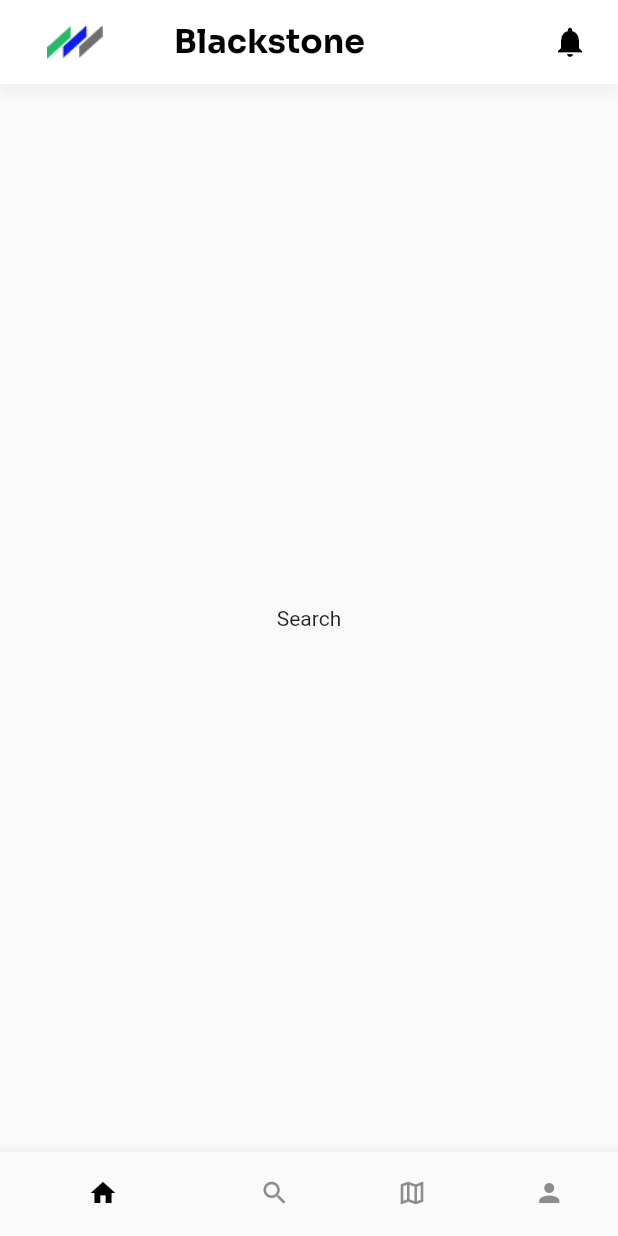
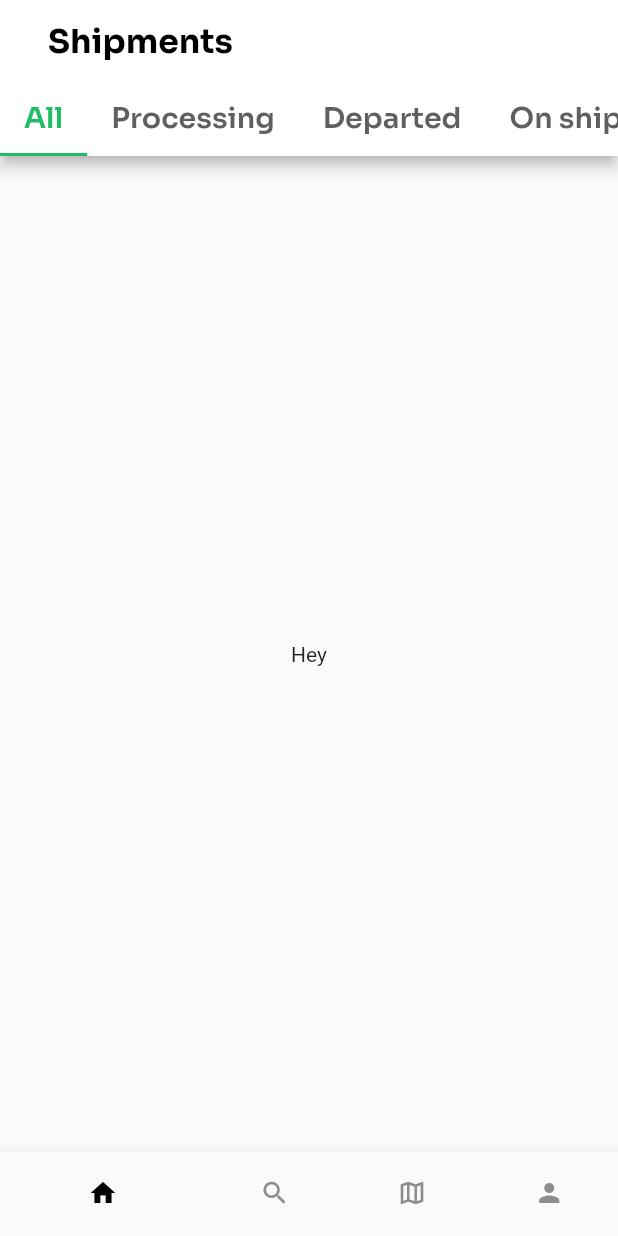
Before and after one commit to Deepu2614/BlackStone, a Flutter app: the screen it shows after launch, swiped to page 2, on a phone screen of 412 x 824 dp. Run offline on Flutter 3.47's test engine with Material 2 defaults, Android fonts, the light colour scheme and no system bars; our stand-ins replace google_fonts, hexcolor, stylish_bottom_bar; missing offline and left inert: flutter_charts.

Commit message:
feat: search page outline added , fix: bottom nav bar fixed

```diff
--- a/lib/Pages/Home.dart
+++ b/lib/Pages/Home.dart
@@ -2,6 +2,7 @@
 import 'package:blackstone/elements/variables.dart';
 import 'package:blackstone/elements/Chart.dart';
 import 'package:flutter/material.dart';
+import 'package:flutter/services.dart';
 import 'package:hexcolor/hexcolor.dart';
 import 'package:google_fonts/google_fonts.dart';
 import 'package:flutter_charts/flutter_charts.dart';
@@ -39,7 +40,46 @@
 
   @override
   Widget build(BuildContext context) {
-    return GestureDetector(
+    return Scaffold(appBar: AppBar(
+      systemOverlayStyle: SystemUiOverlayStyle(
+        statusBarColor: HexColor('#ffffff'),
+        statusBarIconBrightness: Brightness.dark,
+        statusBarBrightness: Brightness.light,
+      ),
+      backgroundColor: HexColor('#ffffff'),
+      elevation: 4,
+      shadowColor: HexColor('#000000').withOpacity(0.18),
+
+      leading: Center(
+        child: Padding(
+          padding: const EdgeInsets.all(17.0),
+          child: Image.asset('assets/logo.png'),
+        ),
+
+      ),
+      leadingWidth: 100,
+      title: Text(
+        'Blackstone',
+        style: GoogleFonts.sora(
+            color: HexColor('000000'),
+            fontWeight: FontWeight.bold,
+            fontSize: 22
+        ),
+      ),
+      actions: [
+        InkWell(
+          child: Padding(
+            padding: const EdgeInsets.symmetric(horizontal: 20),
+            child: Center(child: Icon(Icons.notifications,color: black,)),
+          ),
+          onTap: (){
+            print("Notification tapped");
+          },
+        ),
+      ],
+
+    ),
+      body: GestureDetector(
         onTap: () {
         FocusScope.of(context).requestFocus(FocusNode());
         },
@@ -204,6 +244,7 @@
           ),
           ),
         ),
+      ),
     );
   }
 }
--- a/lib/Pages/Search.dart
+++ b/lib/Pages/Search.dart
@@ -1,4 +1,6 @@
 import 'package:flutter/material.dart';
+import 'package:hexcolor/hexcolor.dart';
+import 'package:google_fonts/google_fonts.dart';
 
 class Search extends StatefulWidget {
   const Search({Key? key}) : super(key: key);
@@ -10,8 +12,67 @@
 class _SearchState extends State<Search> {
   @override
   Widget build(BuildContext context) {
-    return Center(
-      child: Text("Search"),
+    return DefaultTabController(
+      length: 6,
+      child: Scaffold(
+        appBar: AppBar(
+          backgroundColor: HexColor('FFFFFF'),
+          bottom: TabBar( labelColor: HexColor('20BD67'),
+            unselectedLabelColor: HexColor('5F5F5F'),
+            indicatorColor: HexColor('20BD67'),
+            isScrollable: true,
+            tabs: [
+              Tab(child: Text("All",style: GoogleFonts.sora(
+                fontWeight: FontWeight.w600,
+                fontSize: 19,
+              ),)),
+              Tab(child: Text("Processing",style: GoogleFonts.sora(
+                fontWeight: FontWeight.w600,
+                fontSize: 19,
+              ),)),
+              Tab(child: Text("Departed",style: GoogleFonts.sora(
+                fontWeight: FontWeight.w600,
+                fontSize: 19,
+              ),)),
+              Tab(child: Text("On shipment",style: GoogleFonts.sora(
+                fontWeight: FontWeight.w600,
+                fontSize: 19,
+              ),)),
+              Tab(child: Text("Reached",style: GoogleFonts.sora(
+                fontWeight: FontWeight.w600,
+                fontSize: 19,
+              ),)),
+              Tab(child: Text("Inactive",style: GoogleFonts.sora(
+                fontWeight: FontWeight.w600,
+                fontSize: 19,
+              ),)),
+
+
+
+            ],
+          ),
+          title: Padding(
+            padding: const EdgeInsets.only(left: 16.0),
+            child: Text('Shipments',style: GoogleFonts.sora(
+                color: HexColor('000000'),
+                fontWeight: FontWeight.bold,
+                fontSize: 22
+            ),),
+          ),
+        ),
+        body: TabBarView(
+          children: [
+            Center(child: Text('Hey')),
+            Center(child: Text('Will')),
+            Center(child: Text('you')),
+            Center(child: Text('be')),
+            Center(child: Text('my')),
+            Center(child: Text('Developer')),
+
+
+          ],
+        ),
+      ),
     );
   }
 }
--- a/lib/elements/Homepage.dart
+++ b/lib/elements/Homepage.dart
@@ -38,45 +38,7 @@
   @override
   Widget build(BuildContext context) {
     return Scaffold(
-      appBar: AppBar(
-        systemOverlayStyle: SystemUiOverlayStyle(
-          statusBarColor: HexColor('#ffffff'),
-          statusBarIconBrightness: Brightness.dark,
-          statusBarBrightness: Brightness.light,
-        ),
-        backgroundColor: HexColor('#ffffff'),
-        elevation: 4,
-        shadowColor: HexColor('#000000').withOpacity(0.18),
 
-        leading: Center(
-          child: Padding(
-            padding: const EdgeInsets.all(17.0),
-            child: Image.asset('assets/logo.png'),
-          ),
-
-        ),
-        leadingWidth: 100,
-        title: Text(
-          'Blackstone',
-          style: GoogleFonts.sora(
-              color: HexColor('000000'),
-              fontWeight: FontWeight.bold,
-              fontSize: 22
-          ),
-        ),
-        actions: [
-          InkWell(
-            child: Padding(
-              padding: const EdgeInsets.symmetric(horizontal: 20),
-              child: Center(child: Icon(Icons.notifications,color: black,)),
-            ),
-            onTap: (){
-              print("Notification tapped");
-            },
-          ),
-        ],
-
-      ),
 
       bottomNavigationBar: BottomNavigationBar(items: const <BottomNavigationBarItem>[
         BottomNavigationBarItem(
@@ -107,6 +69,7 @@
       ),
 
       body: PageView(
+
         controller: pageController,
         children: [
           Home(),
```
Also changed, not shown: BlackStone/lib/Pages/Home.dart (added). Lines whose indentation alone changed are shown as unchanged.
